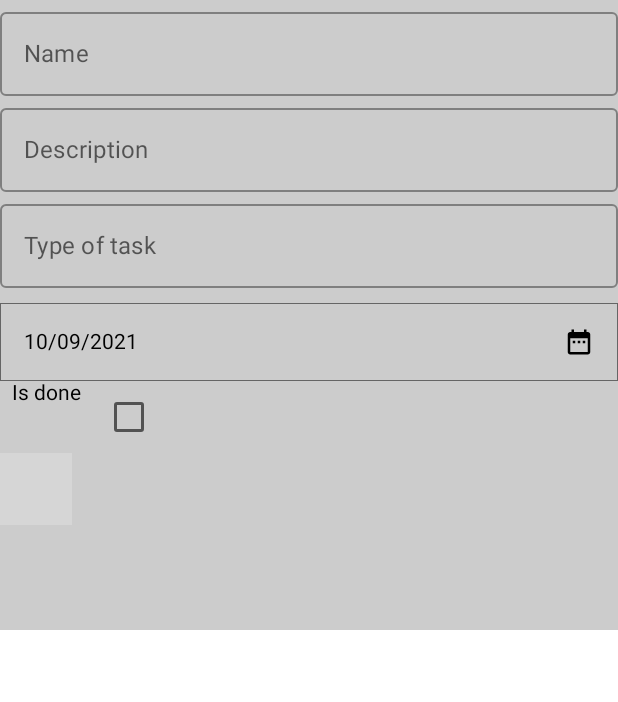
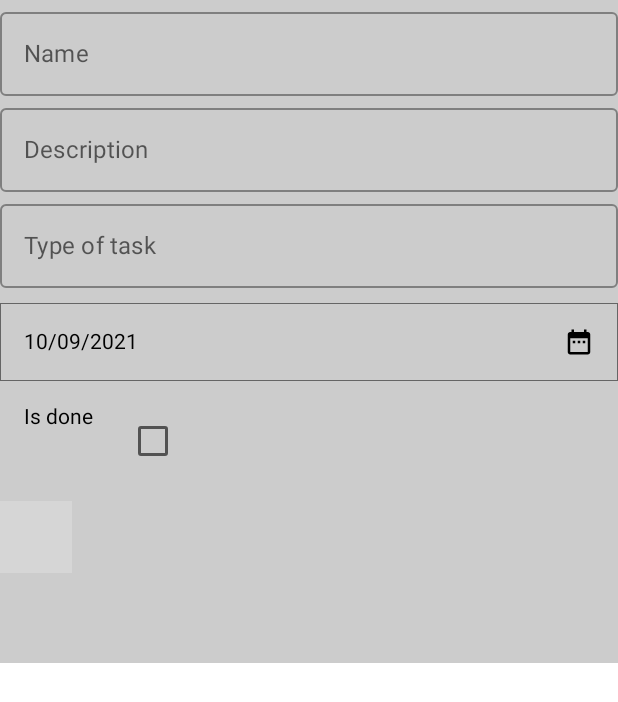
Before and after one commit to ccasanoval/Organizate3, an Android app built with Jetpack Compose: the @Preview function Body, on a phone screen of 412 x 824 dp. Shown: the top 702 px of the screen. Run offline under Robolectric (Android 15) with nearby library versions, the phone set to English and light mode, and no system bars; our stand-ins replace Room's generated code, constraintlayout-compose; 2 statements that could not run were skipped; grey boxes are pictures that could not be loaded.

```diff
--- a/app/src/main/java/com/cesoft/organizate3/ui/composables/CheckboxCompo.kt
+++ b/app/src/main/java/com/cesoft/organizate3/ui/composables/CheckboxCompo.kt
@@ -12,19 +12,25 @@ import androidx.compose.runtime.remember
 import androidx.compose.runtime.setValue
 import androidx.compose.ui.Modifier
 import androidx.compose.ui.res.stringResource
+import androidx.compose.ui.tooling.preview.Preview
 import androidx.compose.ui.unit.dp
+import com.cesoft.organizate3.R
 
+@Preview
 @Composable
 fun CheckboxCompo(
-    value: Boolean,
-    @StringRes label: Int,
-    onValueChange: (Boolean) -> Unit
+    value: Boolean = true,
+    @StringRes label: Int = R.string.field_done,
+    onValueChange: (Boolean) -> Unit = {}
 ) {
-    Row(modifier = Modifier.padding(8.dp, 0.dp)) {
+    Row(modifier = Modifier.padding(8.dp)) {
         var checked by remember { mutableStateOf(value) }
-        Text(stringResource(label))
+        Text(
+            text = stringResource(label),
+            modifier = Modifier.padding(8.dp, 8.dp),
+        )
         Checkbox(
-            modifier = Modifier.padding(8.dp, 0.dp),
+            modifier = Modifier.padding(8.dp, 8.dp),
             checked = checked,
             onCheckedChange = {
                 checked = it
--- a/app/src/main/java/com/cesoft/organizate3/ui/screen/taskadd/AddTaskScreen.kt
+++ b/app/src/main/java/com/cesoft/organizate3/ui/screen/taskadd/AddTaskScreen.kt
@@ -113,20 +113,24 @@ private fun Body() {
             .background(Color.LightGray)
             .verticalScroll(rememberScrollState())
     ) {
+
         // Name
         TextFieldCompo(name, R.string.field_name) {
             changeField(Field.Name, it)
         }
+
         // Description
         TextFieldCompo(description, R.string.field_description) {
             changeField(Field.Description, it)
         }
+
         // Type
         TextFieldAutoCompo(
             type, R.string.field_type, suggestions.value
         ) {
             changeField(Field.Type, it)
         }
+
         // Date picker
         //DatePickerCompo(dueDate, R.string.field_due_date) {
         DateFieldCompo(dueDate, R.string.field_due_date) {
@@ -138,15 +142,18 @@ private fun Body() {
         CheckboxCompo(done, R.string.field_done) {
             changeField(Field.Done, it)
         }
+
         //TODO: priority
         //TODO: Radius
+
         // Map
         MapCompo(latLng, viewModel.mapState) { latLng ->
             changeField(Field.LatLon, latLng)
         }
+
         // Spacer: bottom toolbar height so it doesnt hide map
         Column {
-            Spacer(Modifier.size(70.dp))
+            Spacer(Modifier.size(60.dp))//TODO: Get bottom toolbar height
         }
     }
 }
--- a/app/src/main/java/com/cesoft/organizate3/ui/screen/tasklist/MainScreen.kt
+++ b/app/src/main/java/com/cesoft/organizate3/ui/screen/tasklist/MainScreen.kt
@@ -16,6 +16,7 @@ import androidx.compose.material.Text
 import androidx.compose.runtime.Composable
 import androidx.compose.runtime.CompositionLocalProvider
 import androidx.compose.ui.Alignment
+import androidx.compose.ui.ExperimentalComposeUiApi
 import androidx.compose.ui.Modifier
 import androidx.compose.ui.text.style.TextOverflow
 import androidx.compose.ui.unit.dp
@@ -33,6 +34,7 @@ import com.cesoft.organizate3.ui.screen.MainBottomNavigation
 import com.cesoft.organizate3.ui.screen.taskadd.AddTaskScreen
 import com.cesoft.organizate3.ui.screen.taskdetail.TaskDetailScreen
 
+@ExperimentalComposeUiApi
 @Composable
 fun MainScreen() {
     val viewModel: MainViewModel = viewModel()
--- a/app/src/main/res/values/strings.xml
+++ b/app/src/main/res/values/strings.xml
@@ -18,4 +18,6 @@
     <string name="field_longitude">Longitude</string>
     <string name="field_radius">Radius</string>
 
+    <string name="field_date">Pick a date</string>
+
 </resources>
```
Also changed, not shown: app/src/main/java/com/cesoft/organizate3/ui/MainActivity.kt (+3 -4 lines), app/src/main/java/com/cesoft/organizate3/ui/composables/DatePickerCompo.kt (+3 -35 lines).
